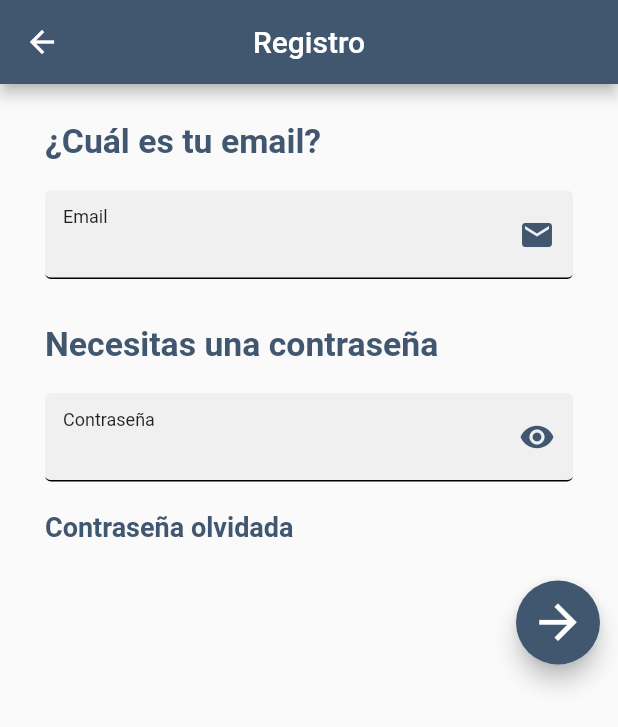
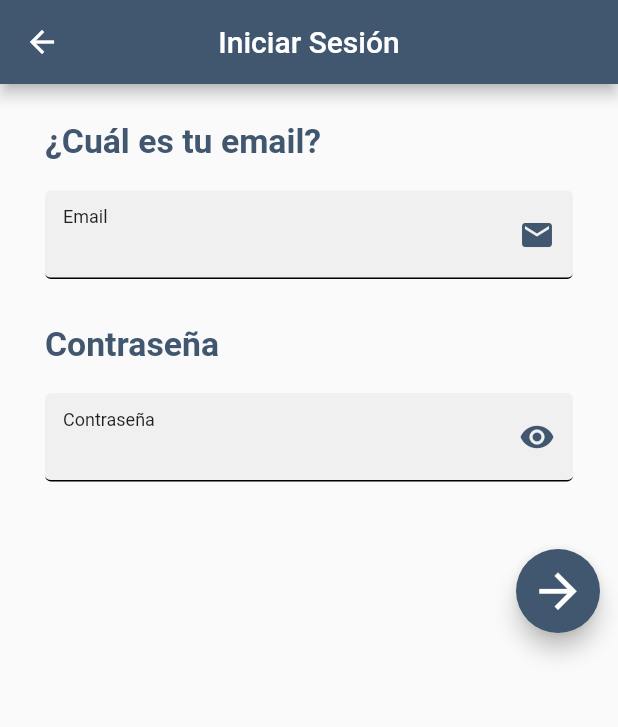
Before and after one commit to mauduran/Pool_Rides, a Flutter app: the SignIn screen opened by its route, on a phone screen of 412 x 824 dp. Shown: the top 727 px of the screen. Run offline on Flutter 3.47's test engine with Material 2 defaults, Android fonts, the phone set to English and light mode, and no system bars; our stand-ins replace flutter_svg.

```diff
--- /dev/null
+++ b/lib/models/travel.dart
@@ -0,0 +1 @@
+class Travel {}
--- a/lib/session/sign_in.dart
+++ b/lib/session/sign_in.dart
@@ -19,7 +19,7 @@ class _SignInState extends State<SignIn> {
       appBar: AppBar(
         centerTitle: true,
         title: Text(
-          "Registro",
+          "Iniciar Sesión",
         ),
       ),
       body: SingleChildScrollView(
@@ -82,7 +82,7 @@ class _SignInState extends State<SignIn> {
                     child: Align(
                       alignment: Alignment.centerLeft,
                       child: Text(
-                        "Necesitas una contraseña",
+                        "Contraseña",
                         style: TextStyle(
                           fontWeight: FontWeight.bold,
                           fontSize: 22.5,
@@ -118,27 +118,27 @@ class _SignInState extends State<SignIn> {
                   SizedBox(
                     height: 20,
                   ),
-                  Row(
-                    mainAxisAlignment: MainAxisAlignment.start,
-                    children: [
-                      Padding(
-                        padding: const EdgeInsets.only(left: 30.0),
-                        child: InkWell(
-                          child: new Text(
-                            'Contraseña olvidada',
-                            style: TextStyle(
-                              color: Theme.of(context).primaryColor,
-                              fontWeight: FontWeight.bold,
-                              fontSize: 18,
-                            ),
-                          ),
-                          onTap: () {
-                            Navigator.of(context).pushNamed("/");
-                          },
-                        ),
-                      ),
-                    ],
-                  ),
+                  // Row(
+                  //   mainAxisAlignment: MainAxisAlignment.start,
+                  //   children: [
+                  //     Padding(
+                  //       padding: const EdgeInsets.only(left: 30.0),
+                  //       child: InkWell(
+                  //         child: new Text(
+                  //           'Contraseña olvidada',
+                  //           style: TextStyle(
+                  //             color: Theme.of(context).primaryColor,
+                  //             fontWeight: FontWeight.bold,
+                  //             fontSize: 18,
+                  //           ),
+                  //         ),
+                  //         onTap: () {
+                  //           Navigator.of(context).pushNamed("/");
+                  //         },
+                  //       ),
+                  //     ),
+                  //   ],
+                  // ),
                 ],
               ),
               SizedBox(
```
